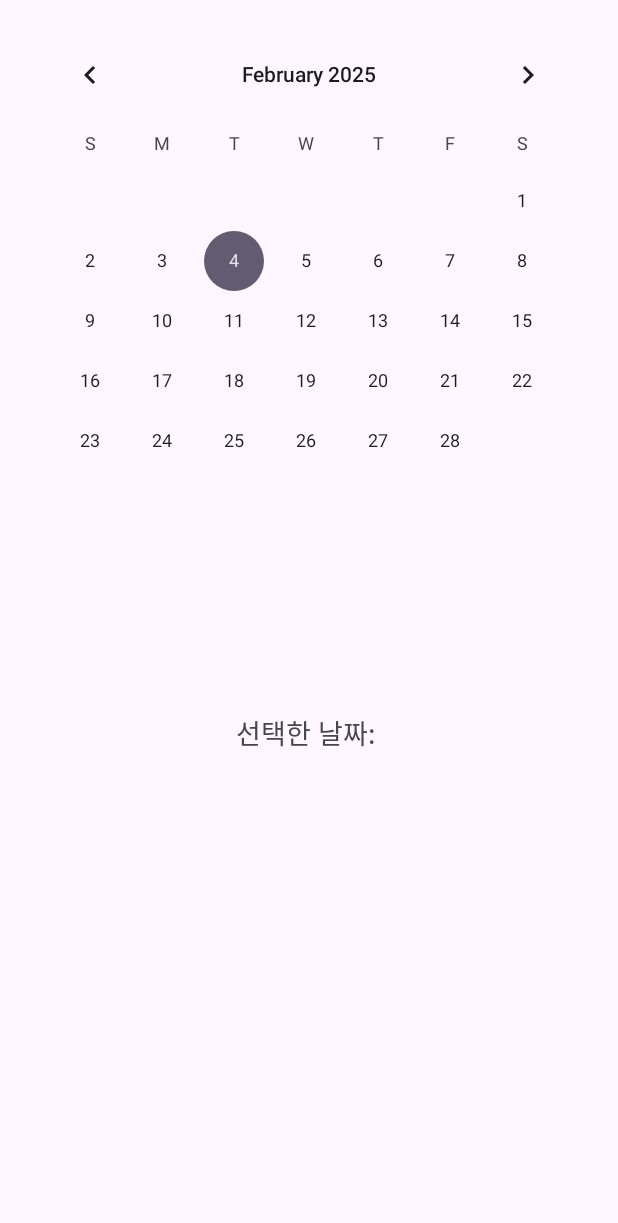
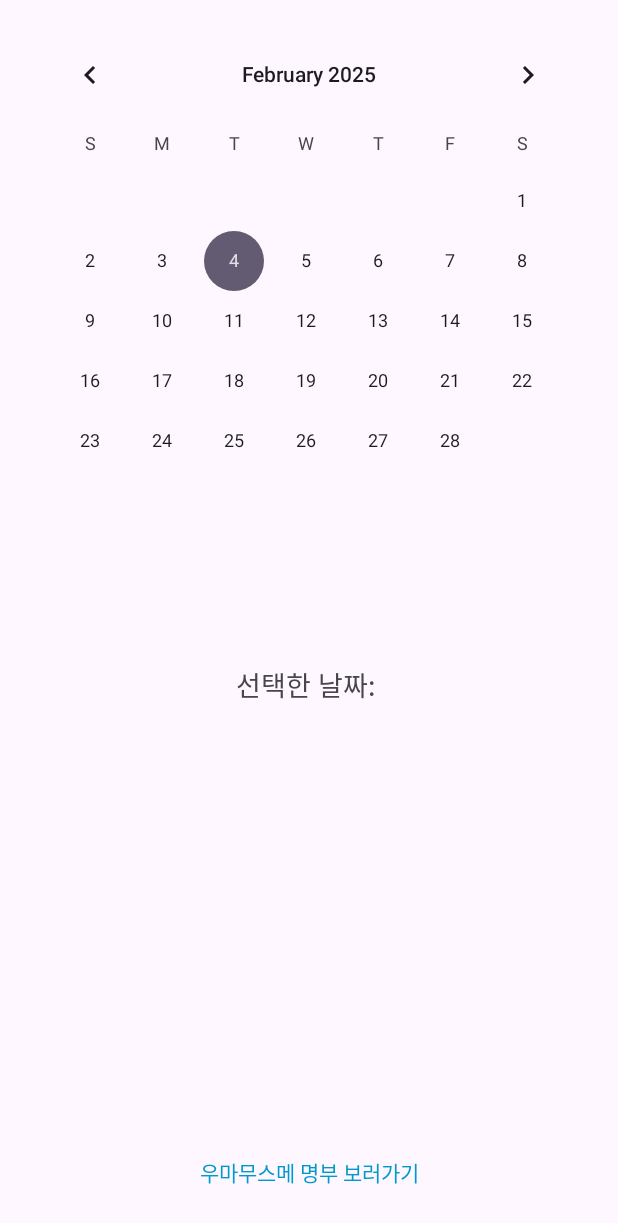
Before and after one commit to jungjae0821/UmaCalendar, an Android app: the layout activity_main.xml on its own in the app's theme, with its tools: preview values and no code run, on a phone screen of 412 x 824 dp. Shown: the top 1223 px of the screen. Run offline under Robolectric (Android 15) with nearby library versions, the phone set to English and light mode, and no system bars.

Commit message:
하이퍼링크 추가

```diff
--- a/app/src/main/java/com/test/umacalendar/MainActivity.kt
+++ b/app/src/main/java/com/test/umacalendar/MainActivity.kt
@@ -1,5 +1,8 @@
 package com.test.umacalendar
 
+import android.content.Intent
+import android.graphics.Color
+import android.net.Uri
 import android.os.Bundle
 import android.util.Log
 import android.widget.CalendarView
@@ -149,28 +152,37 @@ class MainActivity : AppCompatActivity() {
         // ViewBinding 설정
         binding = ActivityMainBinding.inflate(layoutInflater)
         setContentView(binding.root)
+
+        // Hyperlink 이벤트 처리
+        binding.hyperlinkTextView.apply {
+            text = "우마무스메 명부 보러가기"
+            paint.isUnderlineText = true // 밑줄 추가
+            setOnClickListener {
+                val intent = Intent(Intent.ACTION_VIEW, Uri.parse("https://namu.wiki/w/%ED%8B%80:%EC%9A%B0%EB%A7%88%EB%AC%B4%EC%8A%A4%EB%A9%94%20%ED%94%84%EB%A6%AC%ED%8B%B0%20%EB%8D%94%EB%B9%84%EC%9D%98%20%EB%93%B1%EC%9E%A5%20%EC%9A%B0%EB%A7%88%EB%AC%B4%EC%8A%A4%EB%A9%94"))
+                startActivity(intent)
+            }
+        }
+
         val calendarView: CalendarView = findViewById(R.id.calendarView)
-
         calendarView.setOnDateChangeListener { _, year, month, _ ->
-            // 월은 0부터 시작하므로 +1 필요
             val formattedDate = "${year}년 ${month + 1}월"
             val selectedDateTextView: TextView = findViewById(R.id.selectedDateText)
             selectedDateTextView.text = formattedDate
         }
+
         // RecyclerView 초기화
         adapter = StudentAdapter(emptyList()) // 초기에는 빈 리스트를 표시함
         binding.studentRecyclerView.layoutManager = LinearLayoutManager(this)
         binding.studentRecyclerView.adapter = adapter
 
-        // 달력에서 날짜를 선택했을 때 이벤트 처리
+        // 달력 이벤트 처리
         binding.calendarView.setOnDateChangeListener { _, year, month, dayOfMonth ->
             val selectedDate = "${year}년 ${String.format("%02d", month + 1)}월 ${String.format("%02d", dayOfMonth)}일"
             filterStudentsByDate("${String.format("%02d", month + 1)}-${String.format("%02d", dayOfMonth)}")
-
-            // 선택된 날짜 텍스트 설정
             binding.selectedDateText.text = "선택된 날짜: $selectedDate"
         }
     }
+
 
     // 선택된 날짜에 맞는 학생을 필터링함
     private fun filterStudentsByDate(date: String) {
--- a/app/src/main/res/layout/activity_main.xml
+++ b/app/src/main/res/layout/activity_main.xml
@@ -37,4 +37,18 @@
         android:layout_width="match_parent"
         android:layout_height="0dp"
         android:layout_weight="2" />
+
+    <TextView
+        android:id="@+id/hyperlinkTextView"
+        android:layout_width="match_parent"
+        android:layout_height="wrap_content"
+        android:text="우마무스메 명부 보러가기"
+        android:textSize="14sp"
+        android:textColor="@android:color/holo_blue_dark"
+        android:gravity="center"
+        android:layout_gravity="center"
+        android:autoLink="web"
+        android:layout_marginTop="8dp"
+        android:layout_marginBottom="8dp"
+        android:padding="8dp" />
 </LinearLayout>
```
